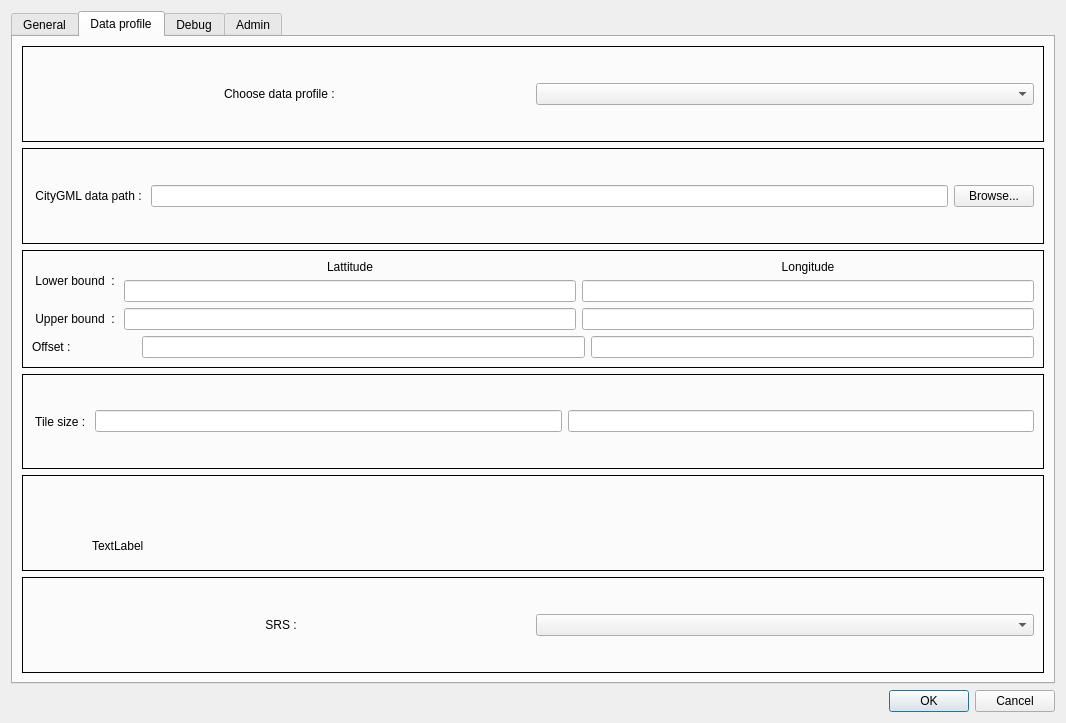
This is ui/dialogSettings.ui in VCityTeam/3DUSE as Qt 5 draws it before an edit. The edited form follows.
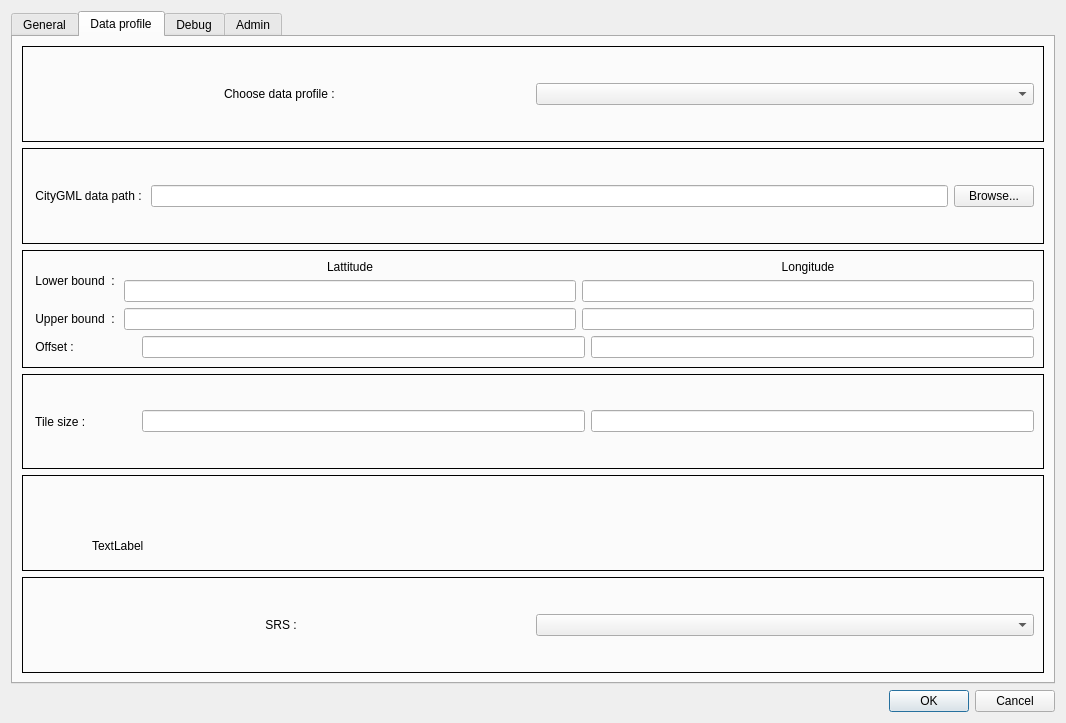
This is the edited form. The open tabs and pages were chosen to show the change.

Commit message: add about dialog, move logo, fix tesselator warnings

Patch:
```diff
--- a/ui/dialogSettings.ui
+++ b/ui/dialogSettings.ui
@@ -194,7 +194,7 @@
                </size>
               </property>
               <property name="text">
-               <string>Offset : </string>
+               <string> Offset : </string>
               </property>
              </widget>
             </item>
@@ -220,6 +220,12 @@
          <layout class="QHBoxLayout" name="horizontalLayout_5">
           <item>
            <widget class="QLabel" name="label_5">
+            <property name="minimumSize">
+             <size>
+              <width>104</width>
+              <height>0</height>
+             </size>
+            </property>
             <property name="text">
              <string> Tile size : </string>
             </property>
```
Left out of the diff: 2 changed lines with no effect on the pictures. The commit also changes 6 other files.
